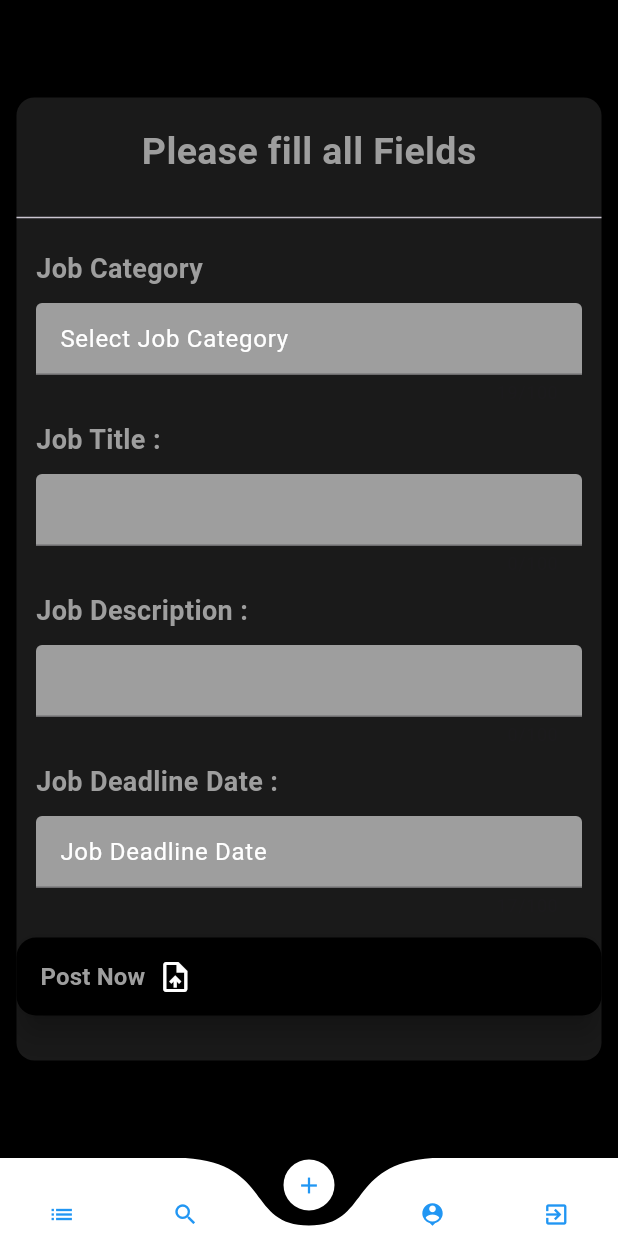
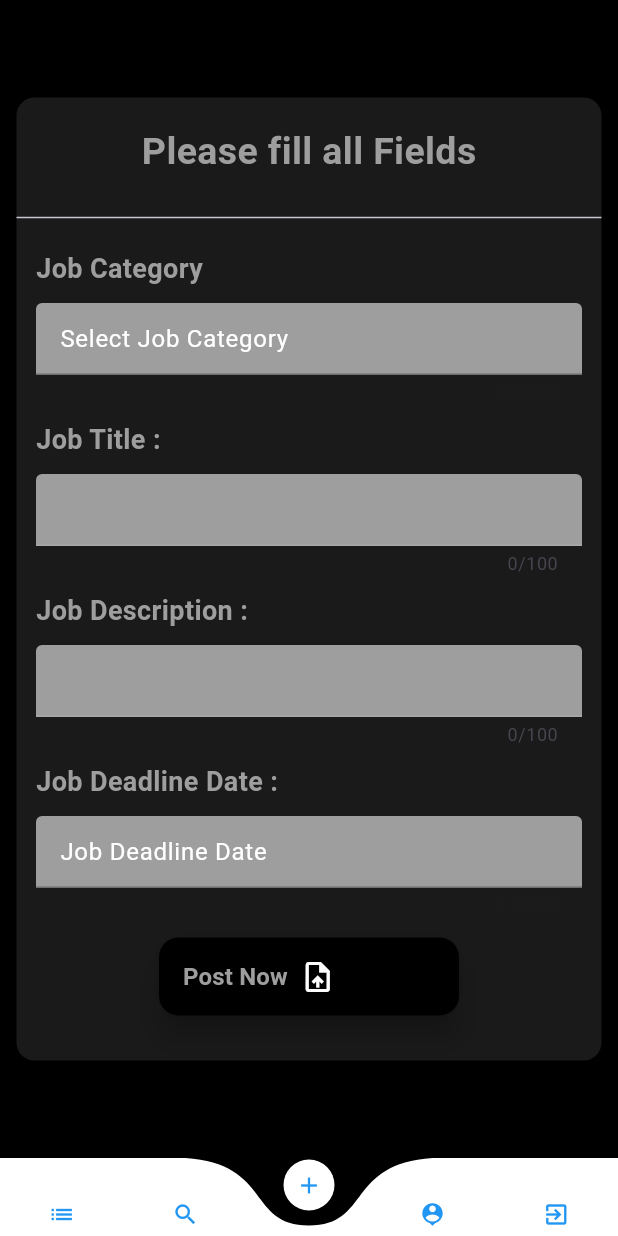
Before and after one commit to Meriem-Boussoufa/linkedin_clone_app, a Flutter app: the screen it shows once a user with an empty profile is signed in, on a phone screen of 412 x 824 dp. Run offline on Flutter 3.47's test engine with Material 3 defaults, Android fonts, the light colour scheme and no system bars; drawn by our look-alikes of curved_navigation_bar; our stand-ins replace cached_network_image, cloud_firestore, firebase_auth, firebase_core, firebase_storage, fluttertoast and 2 more; accounts and stored records are empty; network calls fail.

Commit message:
handle problems

```diff
--- a/lib/jobs/upload_job.dart
+++ b/lib/jobs/upload_job.dart
@@ -40,8 +40,8 @@ class _UploadJobNowState extends State<UploadJobNow> {
     deadLineDateController.dispose();
   }
 
-  void _uploadTask() async {
-    final jobID = Uuid().v4();
+  void _uploadJob() async {
+    final jobID = const Uuid().v4();
     User? user = FirebaseAuth.instance.currentUser;
     final uid = user!.uid;
     final isValid = formKey.currentState!.validate();
@@ -107,7 +107,6 @@ class _UploadJobNowState extends State<UploadJobNow> {
             color: Colors.white10,
             child: SingleChildScrollView(
               child: Column(
-                crossAxisAlignment: CrossAxisAlignment.start,
                 children: [
                   const SizedBox(height: 10),
                   const Align(
@@ -147,7 +146,7 @@ class _UploadJobNowState extends State<UploadJobNow> {
                             _textFormFields(
                               valueKey: 'jobTitle',
                               controller: jobTitleController,
-                              enabled: false,
+                              enabled: true,
                               fct: () {},
                               maxLength: 100,
                             ),
@@ -155,7 +154,7 @@ class _UploadJobNowState extends State<UploadJobNow> {
                             _textFormFields(
                               valueKey: 'jobDescription',
                               controller: jobDescriptionController,
-                              enabled: false,
+                              enabled: true,
                               fct: () {},
                               maxLength: 100,
                             ),
@@ -173,13 +172,15 @@ class _UploadJobNowState extends State<UploadJobNow> {
                           ],
                         )),
                   ),
-                  Center(
-                    child: Padding(
+                  Padding(
                     padding: const EdgeInsets.only(bottom: 30),
                     child: isLoading
                         ? const CircularProgressIndicator()
-                          : MaterialButton(
-                              onPressed: () {},
+                        : Center(
+                            child: SizedBox(
+                              width: 200,
+                              child: MaterialButton(
+                                onPressed: _uploadJob,
                                 color: Colors.black,
                                 elevation: 8,
                                 shape: RoundedRectangleBorder(
@@ -201,6 +202,7 @@ class _UploadJobNowState extends State<UploadJobNow> {
                                       color: Colors.white,
                                     )
                                   ]),
+                                ),
                               ),
                             ),
                           ),
@@ -240,6 +242,7 @@ class _UploadJobNowState extends State<UploadJobNow> {
           style: const TextStyle(
             color: Colors.white,
           ),
+          // ignore: unrelated_type_equality_checks
           maxLines: ValueKey == 'TaskDescription' ? 3 : 1,
           maxLength: maxLength,
           keyboardType: TextInputType.text,
@@ -272,7 +275,7 @@ class _UploadJobNowState extends State<UploadJobNow> {
                 color: Colors.white,
               ),
             ),
-            content: Container(
+            content: SizedBox(
               width: size.width * 0.9,
               child: ListView.builder(
                   shrinkWrap: true,
--- a/lib/user_state.dart
+++ b/lib/user_state.dart
@@ -3,7 +3,6 @@ import 'dart:developer';
 import 'package:firebase_auth/firebase_auth.dart';
 import 'package:flutter/material.dart';
 import 'package:linkedin_clone_app/auth/login.dart';
-import 'package:linkedin_clone_app/jobs/jobs_screen.dart';
 import 'package:linkedin_clone_app/jobs/upload_job.dart';
 
 class UserState extends StatelessWidget {
```
Lines whose indentation alone changed are shown as unchanged.
